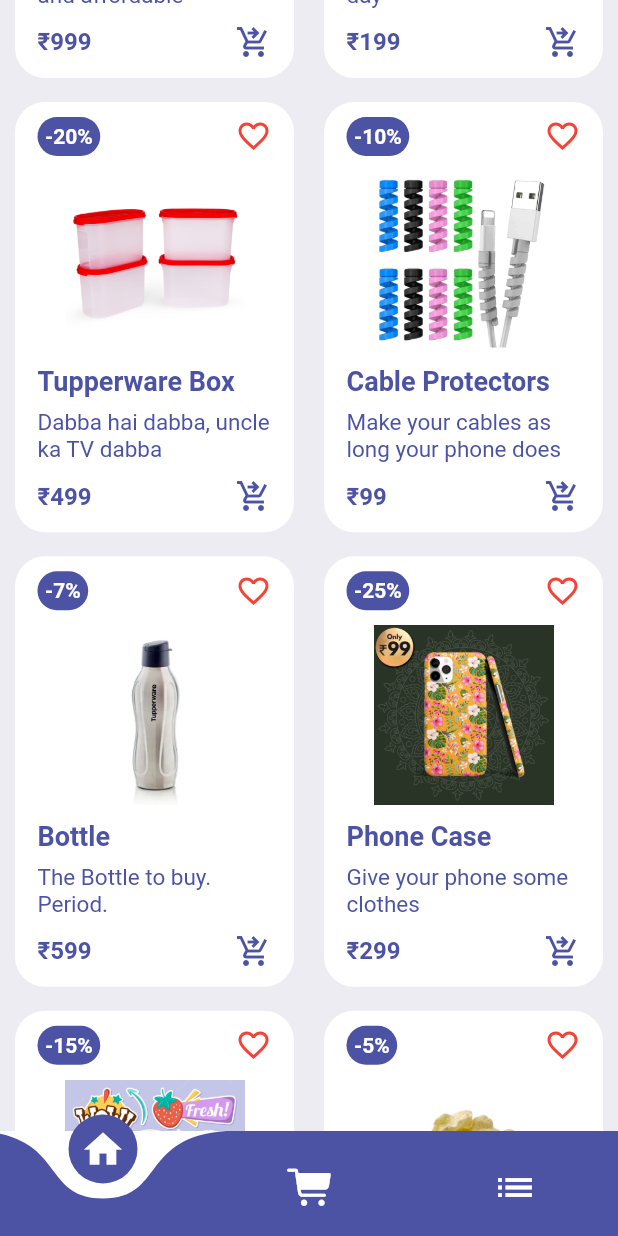
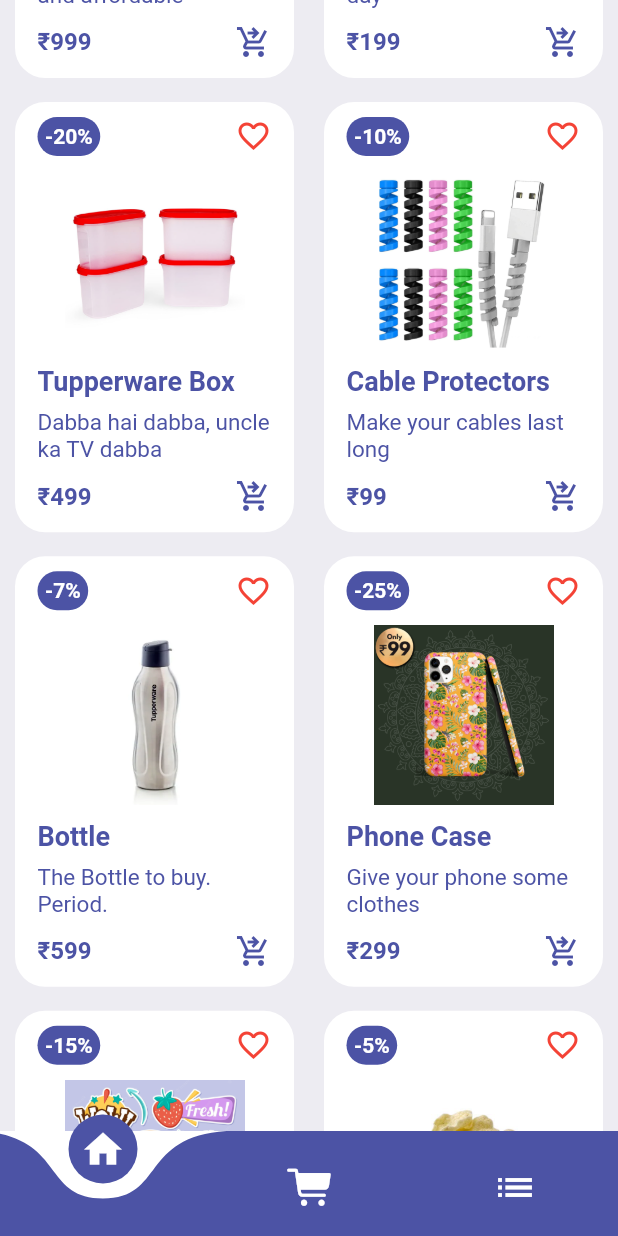
Before and after one commit to TheGrowPalProject/growpal, a Flutter app: the screen it shows after launch, scrolled down 576 dp, on a phone screen of 412 x 824 dp. Run offline on Flutter 3.47's test engine with Material 2 defaults, Android fonts, the phone set to English and light mode, and no system bars; drawn by our look-alikes of curved_navigation_bar; our stand-ins replace badges, flutter_rating_bar; missing offline and left inert: clippy_flutter.

Commit message:
fixed typo in description

```diff
--- a/lib/globalVariables.dart
+++ b/lib/globalVariables.dart
@@ -7,7 +7,7 @@
     "Cute, Good to touch and affordable",
     "Slay every traditional day",
     "Dabba hai dabba, uncle ka TV dabba",
-    "Make your cables as long your phone does",
+    "Make your cables last long",
     "The Bottle to buy. Period.",
     "Give your phone some clothes",
     "Make your room look like heaven",
```
